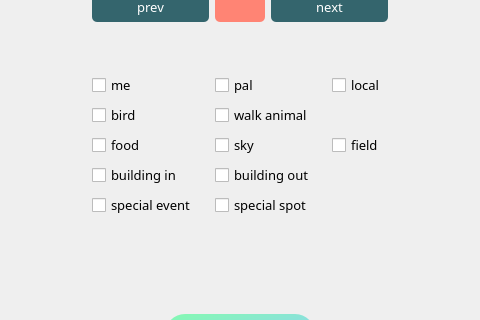
First picture: the form in resource/VideoAnnotator.ui, repository JinhangZhu/video_annotator, before the edit; both pictures show x 260 to 740 and y 171 to 491 of the 1000 by 600 pixel window.
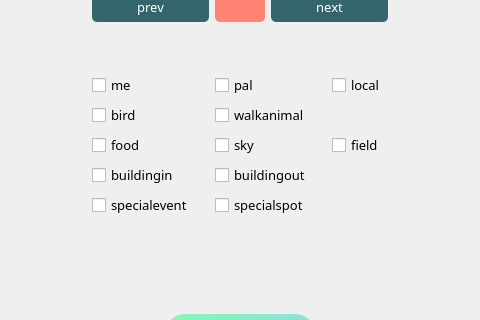
Second picture: the form after the edit.

Commit message: Add: Finished all basics

Diff of the .ui file:
```diff
--- a/resource/VideoAnnotator.ui
+++ b/resource/VideoAnnotator.ui
@@ -251,35 +251,35 @@
         <item row="3" column="0" colspan="2">
          <widget class="QCheckBox" name="checkBox_buildingin">
           <property name="text">
-           <string>building in</string>
+           <string>buildingin</string>
           </property>
          </widget>
         </item>
         <item row="3" column="2" colspan="3">
          <widget class="QCheckBox" name="checkBox_buildingout">
           <property name="text">
-           <string>building out</string>
+           <string>buildingout</string>
           </property>
          </widget>
         </item>
         <item row="4" column="0" colspan="2">
          <widget class="QCheckBox" name="checkBox_specialevent">
           <property name="text">
-           <string>special event</string>
+           <string>specialevent</string>
           </property>
          </widget>
         </item>
         <item row="4" column="2" colspan="3">
          <widget class="QCheckBox" name="checkBox_specialspot">
           <property name="text">
-           <string>special spot</string>
+           <string>specialspot</string>
           </property>
          </widget>
         </item>
         <item row="1" column="2" colspan="2">
          <widget class="QCheckBox" name="checkBox_walkanimal">
           <property name="text">
-           <string>walk animal</string>
+           <string>walkanimal</string>
           </property>
          </widget>
         </item>
```
Left out of the diff: 3 changed lines with no effect on the pictures. The commit also changes 2 other files.
